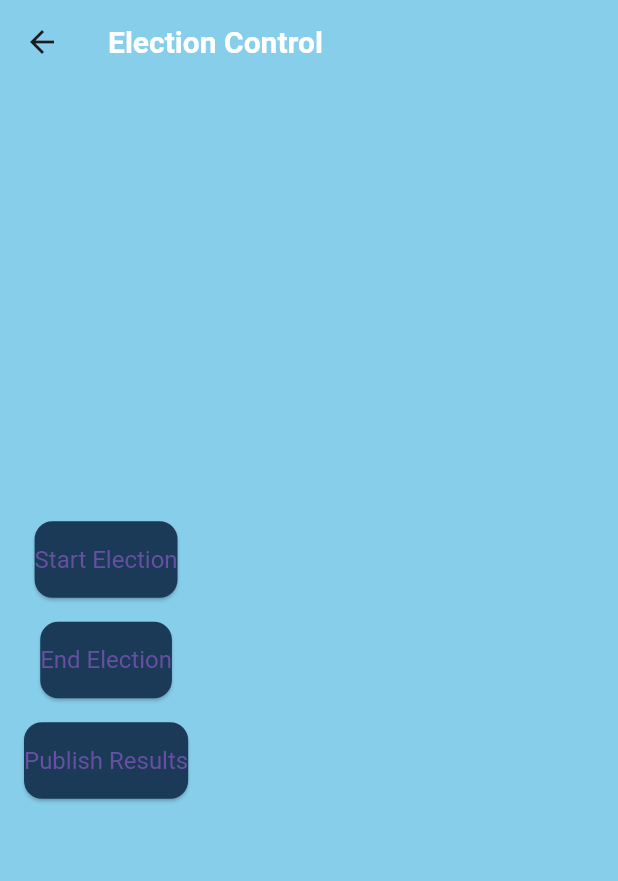
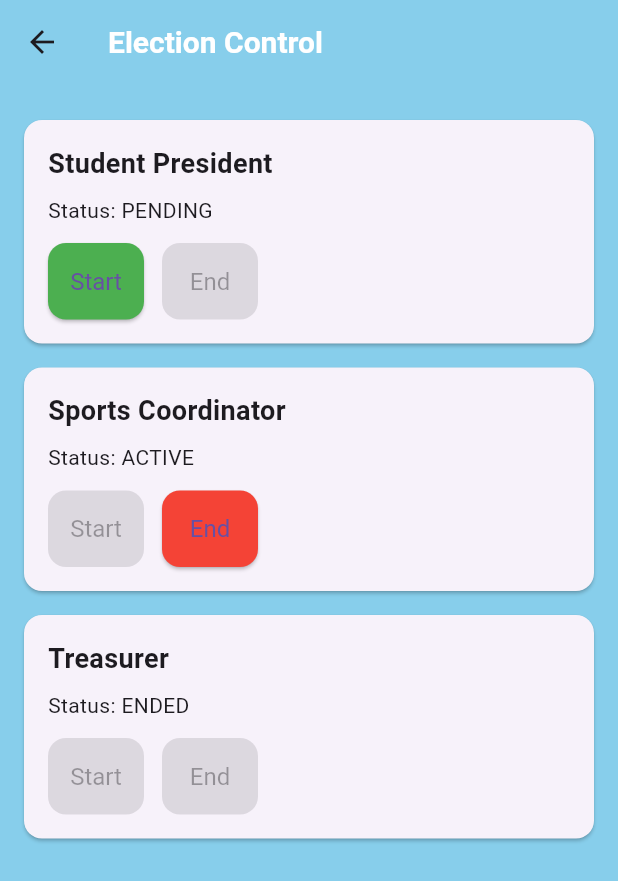
Before and after one commit to tembuckuslar/uvoting-app, a Flutter app: the ElectionControlScreen screen opened directly, on a phone screen of 412 x 824 dp. Shown: the top 881 px of the screen. Run offline on Flutter 3.47's test engine with Material 3 defaults, Android fonts, the phone set to English and light mode, and no system bars; our stand-ins replace go_router, local_auth.

Commit message:
Commit many changes

```diff
--- a/lib/admin_screens/election_control_screen.dart
+++ b/lib/admin_screens/election_control_screen.dart
@@ -9,94 +9,95 @@ class ElectionControlScreen extends StatefulWidget {
 }
 
 class _ElectionControlScreenState extends State<ElectionControlScreen> {
-  bool starting = false;
-  bool ending = false;
-  bool publishing = false;
+  // Example positions
+  final List<Map<String, dynamic>> positions = [
+    {"id": "1", "title": "Student President", "status": "PENDING"},
+    {"id": "2", "title": "Sports Coordinator", "status": "ACTIVE"},
+    {"id": "3", "title": "Treasurer", "status": "ENDED"},
+  ];
 
-  /// ✅ Start the election
-  Future<void> adminStart(String electionId) async {
-    setState(() => starting = true);
-    try {
+  /// ✅ Start election for a position
+  Future<void> adminStart(String positionId) async {
+    setState(() {
+      positions.firstWhere((p) => p["id"] == positionId)["status"] = "STARTING";
+    });
     await Future.delayed(const Duration(seconds: 2)); // simulate backend call
-      setState(() => starting = false);
+    setState(() {
+      positions.firstWhere((p) => p["id"] == positionId)["status"] = "ACTIVE";
+    });
     ScaffoldMessenger.of(context).showSnackBar(
-        const SnackBar(content: Text("Election started successfully!")),
-      );
-    } catch (e) {
-      setState(() => starting = false);
-      ScaffoldMessenger.of(context).showSnackBar(
-        SnackBar(content: Text("Failed to start election: $e")),
+      SnackBar(content: Text("Election for $positionId started successfully!")),
     );
   }
-  }
 
-  /// ✅ End the election
-  Future<void> adminEnd(String electionId) async {
-    setState(() => ending = true);
-    try {
+  /// ✅ End election for a position
+  Future<void> adminEnd(String positionId) async {
+    setState(() {
+      positions.firstWhere((p) => p["id"] == positionId)["status"] = "ENDING";
+    });
     await Future.delayed(const Duration(seconds: 2)); // simulate backend call
-      setState(() => ending = false);
+    setState(() {
+      positions.firstWhere((p) => p["id"] == positionId)["status"] = "ENDED";
+    });
     ScaffoldMessenger.of(context).showSnackBar(
-        const SnackBar(content: Text("Election ended successfully!")),
+      SnackBar(content: Text("Election for $positionId ended successfully!")),
     );
-    } catch (e) {
-      setState(() => ending = false);
-      ScaffoldMessenger.of(context).showSnackBar(
-        SnackBar(content: Text("Failed to end election: $e")),
-      );
-    }
-  }
-
-  /// ✅ Publish the results
-  Future<void> adminPublish(String electionId) async {
-    setState(() => publishing = true);
-    try {
-      await Future.delayed(const Duration(seconds: 2)); // simulate backend call
-      setState(() => publishing = false);
-      ScaffoldMessenger.of(context).showSnackBar(
-        const SnackBar(content: Text("Results published successfully!")),
-      );
-    } catch (e) {
-      setState(() => publishing = false);
-      ScaffoldMessenger.of(context).showSnackBar(
-        SnackBar(content: Text("Failed to publish results: $e")),
-      );
-    }
   }
 
   @override
   Widget build(BuildContext context) {
     return Scaffold(
       appBar: AppBar(title: const Text("Election Control")),
-      body: Padding(
+      body: ListView.builder(
+        padding: const EdgeInsets.all(16),
+        itemCount: positions.length,
+        itemBuilder: (context, index) {
+          final position = positions[index];
+          final status = position["status"];
+
+          return Card(
+            margin: const EdgeInsets.symmetric(vertical: 8),
+            child: Padding(
               padding: const EdgeInsets.all(16),
               child: Column(
-          mainAxisAlignment: MainAxisAlignment.center,
+                crossAxisAlignment: CrossAxisAlignment.start,
+                children: [
+                  Text(position["title"],
+                      style: const TextStyle(
+                          fontSize: 18, fontWeight: FontWeight.bold)),
+                  const SizedBox(height: 8),
+                  Text("Status: $status"),
+                  const SizedBox(height: 12),
+                  Row(
                     children: [
                       ElevatedButton(
-              onPressed: starting ? null : () => adminStart(widget.electionId),
-              child: starting
-                  ? const CircularProgressIndicator()
-                  : const Text("Start Election"),
+                        style: ElevatedButton.styleFrom(
+                          backgroundColor: Colors.green, // ✅ Start button green
                         ),
-            const SizedBox(height: 16),
+                        onPressed: status == "PENDING"
+                            ? () => adminStart(position["id"])
+                            : null,
+                        child: const Text("Start"),
+                      ),
+                      const SizedBox(width: 12),
                       ElevatedButton(
-              onPressed: ending ? null : () => adminEnd(widget.electionId),
-              child: ending
-                  ? const CircularProgressIndicator()
-                  : const Text("End Election"),
+                        style: ElevatedButton.styleFrom(
+                          backgroundColor: Colors.red, // ✅ End button red
                         ),
-            const SizedBox(height: 16),
-            ElevatedButton(
-              onPressed:
-              publishing ? null : () => adminPublish(widget.electionId),
-              child: publishing
-                  ? const CircularProgressIndicator()
-                  : const Text("Publish Results"),
+                        onPressed: status == "ACTIVE"
+                            ? () => adminEnd(position["id"])
+                            : null,
+                        child: const Text("End"),
                       ),
+                    ],
+                  ),
+
                 ],
               ),
             ),
           );
+        },
+      ),
+    );
   }
 }
```
Lines whose indentation alone changed are shown as unchanged.
